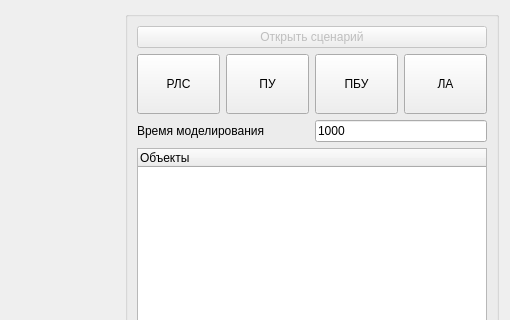
Above: src/GUI/widget_modelset.ui from Keleas/Missile-system before the change; both pictures show x 764 to 1274 and y 0 to 320 of the 1274 by 791 pixel window. Below: the same form after it.
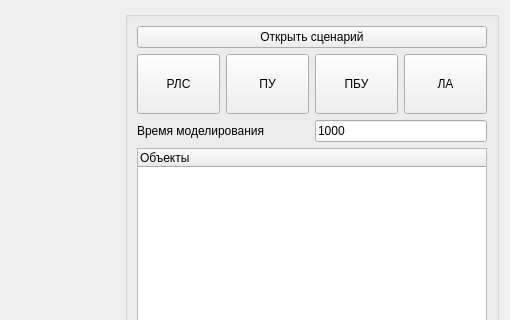
That is the form after the change. Custom widgets are drawn as their Qt base class.

The edit to the form file:
```diff
--- a/src/GUI/widget_modelset.ui
+++ b/src/GUI/widget_modelset.ui
@@ -136,7 +136,7 @@
       <item row="0" column="0" colspan="4">
        <widget class="QPushButton" name="pushButton">
         <property name="enabled">
-         <bool>false</bool>
+         <bool>true</bool>
         </property>
         <property name="text">
          <string>Открыть сценарий</string>
```
Left out of the diff: 2 changed lines with no effect on the pictures.
